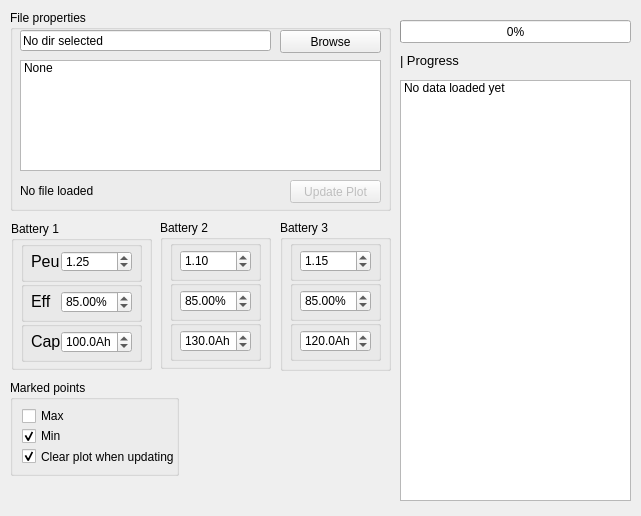
Above: mainwindow.ui from Flawededge/EzGraphData before the change. Below: the same form after it.
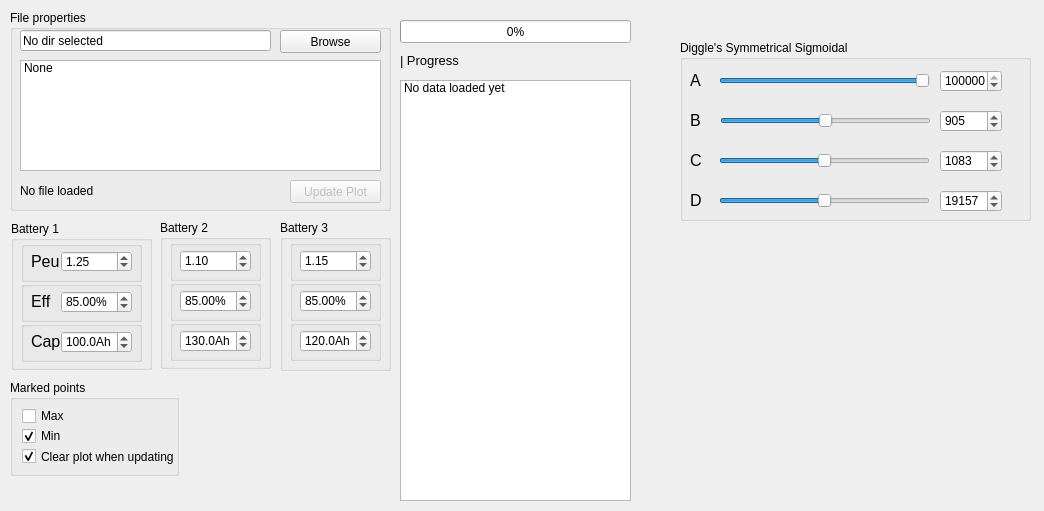
That is the form after the change.

```diff
--- a/mainwindow.ui
+++ b/mainwindow.ui
@@ -6,8 +6,8 @@
    <rect>
     <x>0</x>
     <y>0</y>
-       <width>641</width>
-       <height>516</height>
+       <width>1044</width>
+       <height>511</height>
    </rect>
   </property>
   <property name="sizePolicy">
@@ -706,6 +706,279 @@
              </widget>
          </widget>
   </widget>
+     <widget class="QGroupBox" name="groupBox_2">
+         <property name="geometry">
+             <rect>
+                 <x>680</x>
+                 <y>40</y>
+                 <width>351</width>
+                 <height>181</height>
+             </rect>
+         </property>
+         <property name="title">
+             <string>Diggle's Symmetrical Sigmoidal</string>
+         </property>
+         <widget class="QSlider" name="A">
+             <property name="geometry">
+                 <rect>
+                     <x>39</x>
+                     <y>30</y>
+                     <width>211</width>
+                     <height>22</height>
+                 </rect>
+             </property>
+             <property name="minimum">
+                 <number>97511</number>
+             </property>
+             <property name="maximum">
+                 <number>114613</number>
+             </property>
+             <property name="value">
+                 <number>106062</number>
+             </property>
+             <property name="orientation">
+                 <enum>Qt::Horizontal</enum>
+             </property>
+         </widget>
+         <widget class="QLabel" name="lA">
+             <property name="geometry">
+                 <rect>
+                     <x>10</x>
+                     <y>20</y>
+                     <width>31</width>
+                     <height>41</height>
+                 </rect>
+             </property>
+             <property name="font">
+                 <font>
+                     <pointsize>12</pointsize>
+                 </font>
+             </property>
+             <property name="text">
+                 <string>A</string>
+             </property>
+             <property name="scaledContents">
+                 <bool>true</bool>
+             </property>
+             <property name="buddy">
+                 <cstring>inputPeu1</cstring>
+             </property>
+         </widget>
+         <widget class="QLabel" name="lB">
+             <property name="geometry">
+                 <rect>
+                     <x>10</x>
+                     <y>60</y>
+                     <width>31</width>
+                     <height>41</height>
+                 </rect>
+             </property>
+             <property name="font">
+                 <font>
+                     <pointsize>12</pointsize>
+                 </font>
+             </property>
+             <property name="text">
+                 <string>B</string>
+             </property>
+             <property name="scaledContents">
+                 <bool>true</bool>
+             </property>
+             <property name="buddy">
+                 <cstring>inputPeu1</cstring>
+             </property>
+         </widget>
+         <widget class="QSlider" name="C">
+             <property name="geometry">
+                 <rect>
+                     <x>39</x>
+                     <y>110</y>
+                     <width>211</width>
+                     <height>22</height>
+                 </rect>
+             </property>
+             <property name="minimum">
+                 <number>235</number>
+             </property>
+             <property name="maximum">
+                 <number>1931</number>
+             </property>
+             <property name="value">
+                 <number>1083</number>
+             </property>
+             <property name="orientation">
+                 <enum>Qt::Horizontal</enum>
+             </property>
+         </widget>
+         <widget class="QLabel" name="lC">
+             <property name="geometry">
+                 <rect>
+                     <x>10</x>
+                     <y>100</y>
+                     <width>31</width>
+                     <height>41</height>
+                 </rect>
+             </property>
+             <property name="font">
+                 <font>
+                     <pointsize>12</pointsize>
+                 </font>
+             </property>
+             <property name="text">
+                 <string>C</string>
+             </property>
+             <property name="scaledContents">
+                 <bool>true</bool>
+             </property>
+             <property name="buddy">
+                 <cstring>inputPeu1</cstring>
+             </property>
+         </widget>
+         <widget class="QSlider" name="D">
+             <property name="geometry">
+                 <rect>
+                     <x>39</x>
+                     <y>150</y>
+                     <width>211</width>
+                     <height>22</height>
+                 </rect>
+             </property>
+             <property name="minimum">
+                 <number>-14463</number>
+             </property>
+             <property name="maximum">
+                 <number>52777</number>
+             </property>
+             <property name="value">
+                 <number>19157</number>
+             </property>
+             <property name="orientation">
+                 <enum>Qt::Horizontal</enum>
+             </property>
+         </widget>
+         <widget class="QLabel" name="lD">
+             <property name="geometry">
+                 <rect>
+                     <x>10</x>
+                     <y>140</y>
+                     <width>31</width>
+                     <height>41</height>
+                 </rect>
+             </property>
+             <property name="font">
+                 <font>
+                     <pointsize>12</pointsize>
+                 </font>
+             </property>
+             <property name="text">
+                 <string>D</string>
+             </property>
+             <property name="scaledContents">
+                 <bool>true</bool>
+             </property>
+             <property name="buddy">
+                 <cstring>inputPeu1</cstring>
+             </property>
+         </widget>
+         <widget class="QSpinBox" name="spinA">
+             <property name="geometry">
+                 <rect>
+                     <x>260</x>
+                     <y>30</y>
+                     <width>62</width>
+                     <height>22</height>
+                 </rect>
+             </property>
+             <property name="minimum">
+                 <number>97511</number>
+             </property>
+             <property name="maximum">
+                 <number>114613</number>
+             </property>
+             <property name="value">
+                 <number>106062</number>
+             </property>
+         </widget>
+         <widget class="QSpinBox" name="spinB">
+             <property name="geometry">
+                 <rect>
+                     <x>260</x>
+                     <y>70</y>
+                     <width>62</width>
+                     <height>22</height>
+                 </rect>
+             </property>
+             <property name="minimum">
+                 <number>433</number>
+             </property>
+             <property name="maximum">
+                 <number>1377</number>
+             </property>
+             <property name="value">
+                 <number>905</number>
+             </property>
+         </widget>
+         <widget class="QSpinBox" name="spinC">
+             <property name="geometry">
+                 <rect>
+                     <x>260</x>
+                     <y>110</y>
+                     <width>62</width>
+                     <height>22</height>
+                 </rect>
+             </property>
+             <property name="minimum">
+                 <number>235</number>
+             </property>
+             <property name="maximum">
+                 <number>1931</number>
+             </property>
+             <property name="value">
+                 <number>1083</number>
+             </property>
+         </widget>
+         <widget class="QSpinBox" name="spinD">
+             <property name="geometry">
+                 <rect>
+                     <x>260</x>
+                     <y>150</y>
+                     <width>62</width>
+                     <height>22</height>
+                 </rect>
+             </property>
+             <property name="minimum">
+                 <number>-14463</number>
+             </property>
+             <property name="maximum">
+                 <number>52777</number>
+             </property>
+             <property name="value">
+                 <number>19157</number>
+             </property>
+         </widget>
+         <widget class="QSlider" name="B">
+             <property name="geometry">
+                 <rect>
+                     <x>40</x>
+                     <y>70</y>
+                     <width>211</width>
+                     <height>22</height>
+                 </rect>
+             </property>
+             <property name="minimum">
+                 <number>433</number>
+             </property>
+             <property name="maximum">
+                 <number>1377</number>
+             </property>
+             <property name="value">
+                 <number>905</number>
+             </property>
+             <property name="orientation">
+                 <enum>Qt::Horizontal</enum>
+             </property>
+         </widget>
+     </widget>
  </widget>
  <tabstops>
   <tabstop>currentDir</tabstop>
```
Left out of the diff: 131 changed lines with no effect on the pictures.
